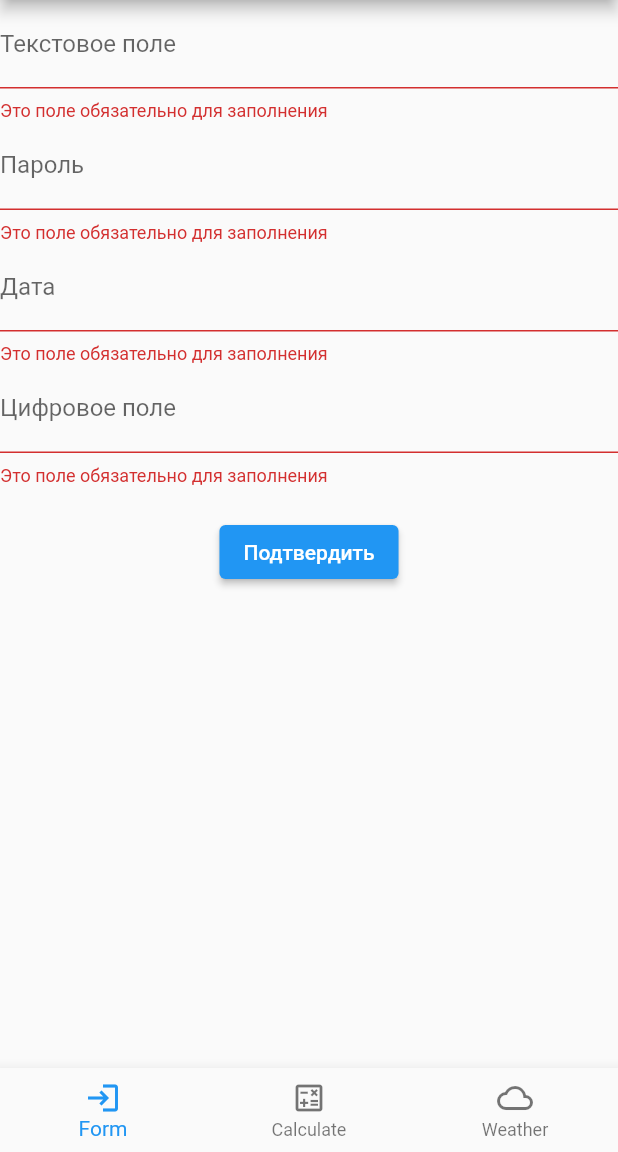
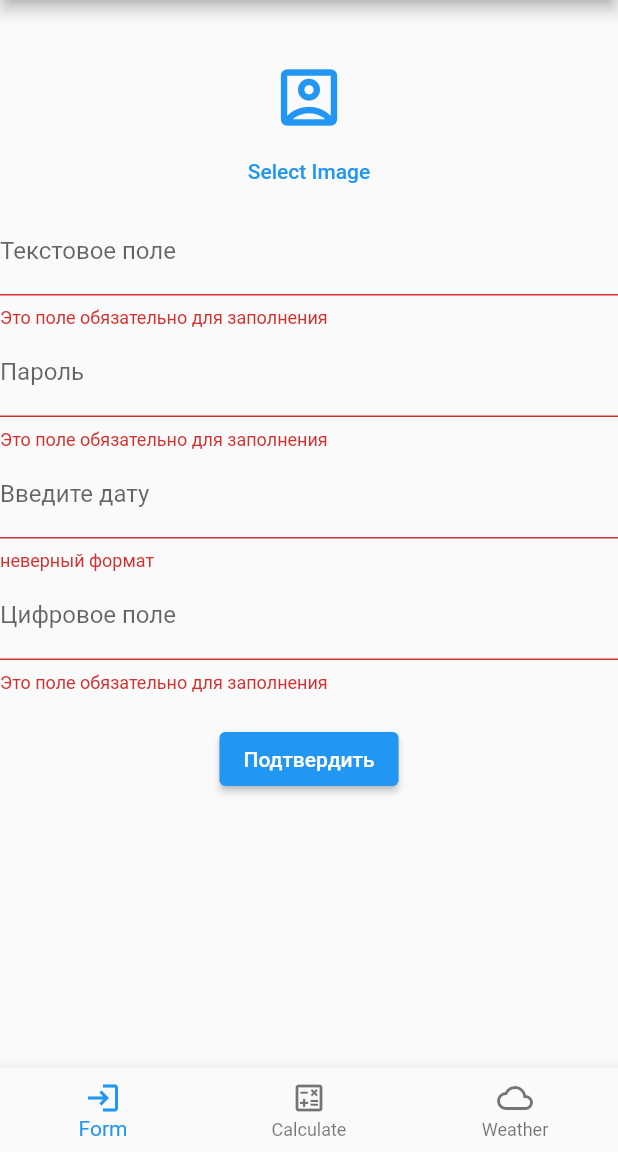
Before and after one commit to Armennais/test_project, a Flutter app: the screen it shows after launch, after a tap on "Подтвердить", on a phone screen of 412 x 824 dp, the part 84-1236 px from its top. Run offline on Flutter 3.47's test engine with Material 2 defaults, Android fonts, the phone set to English and light mode, and no system bars; our stand-ins replace image_picker; network calls fail.

Commit message:
add image picker

```diff
--- a/lib/city_input.dart
+++ b/lib/city_input.dart
@@ -20,11 +20,10 @@ class _CityInputState extends State<CityInput> {
   @override
   void initState() {
     super.initState();
-    fetchWeatherData(_cityController.text);
-    // Timer.periodic(Duration(seconds: 3), (timer) {
-    //   fetchWeatherData(
-    //       _cityController.text == "" ? "Saratov" : _cityController.text);
-    // });
+    Timer.periodic(Duration(seconds: 3), (timer) {
+      fetchWeatherData(
+          _cityController.text == "" ? "Saratov" : _cityController.text);
+    });
   }
 
   @override
--- a/lib/form_screen.dart
+++ b/lib/form_screen.dart
@@ -1,4 +1,5 @@
 import 'package:flutter/material.dart';
+import 'package:test_project/image_upload.dart';
 
 class MyForm extends StatefulWidget {
   const MyForm({super.key});
@@ -14,13 +15,17 @@ class _MyFormState extends State<MyForm> {
   TextEditingController passwordController = TextEditingController();
   TextEditingController dateController = TextEditingController();
   TextEditingController numberController = TextEditingController();
-
   @override
   Widget build(BuildContext context) {
-    return Form(
+    return SingleChildScrollView(
+      child: Form(
         key: _formKey,
         child: Column(
           children: <Widget>[
+            const SizedBox(
+              height: 40,
+            ),
+            ImageUploadField(),
             TextFormField(
               controller: textController,
               decoration: const InputDecoration(labelText: 'Текстовое поле'),
@@ -45,15 +50,11 @@ class _MyFormState extends State<MyForm> {
                 return null;
               },
             ),
-          TextFormField(
-            controller: dateController,
-            decoration: const InputDecoration(labelText: 'Дата'),
-            validator: (value) {
-              if (value!.isEmpty) {
-                return 'Это поле обязательно для заполнения';
-              }
-              return null;
-            },
+            InputDatePickerFormField(
+              firstDate: DateTime(1930),
+              lastDate: DateTime(2030),
+              errorFormatText: 'неверный формат',
+              fieldLabelText: 'Введите дату',
             ),
             TextFormField(
               controller: numberController,
@@ -78,6 +79,7 @@ class _MyFormState extends State<MyForm> {
             ),
           ],
         ),
+      ),
     );
   }
 }
--- /dev/null
+++ b/lib/image_upload.dart
@@ -0,0 +1,45 @@
+import 'dart:io';
+
+import 'package:flutter/material.dart';
+import 'package:image_picker/image_picker.dart';
+
+class ImageUploadField extends StatefulWidget {
+  @override
+  _ImageUploadFieldState createState() => _ImageUploadFieldState();
+}
+
+class _ImageUploadFieldState extends State<ImageUploadField> {
+  XFile? _image;
+
+  Future<void> _pickImage() async {
+    final pickedFile =
+        await ImagePicker().pickImage(source: ImageSource.camera);
+
+    setState(() {
+      _image = pickedFile;
+    });
+  }
+
+  @override
+  Widget build(BuildContext context) {
+    return Column(
+      children: <Widget>[
+        _image == null
+            ? const Icon(
+                Icons.account_box_outlined,
+                color: Colors.blue,
+                size: 50,
+              )
+            : Image.file(
+                File(_image!.path),
+                width: 150,
+                height: 150,
+              ),
+        TextButton(
+          onPressed: _pickImage,
+          child: const Text("Select Image"),
+        ),
+      ],
+    );
+  }
+}
--- a/lib/weather_display.dart
+++ b/lib/weather_display.dart
@@ -16,9 +16,6 @@ class _WeatherDisplayState extends State<WeatherDisplay> {
 
     return Column(
       children: <Widget>[
-        const SizedBox(
-          height: 40,
-        ),
         const SizedBox(
           height: 40,
         ),
--- a/pubspec.yaml
+++ b/pubspec.yaml
@@ -39,6 +39,8 @@ dependencies:
   http: ^1.1.0
   flutter_spinkit: ^5.0.1
   intl: ^0.18.1
+  image_picker: ^1.0.4
+  # date_time_picker: "^2.1.0"
 
 dev_dependencies:
   flutter_test:
```
Also changed, not shown: pubspec.lock, 6 other files. Lines whose indentation alone changed are shown as unchanged.
